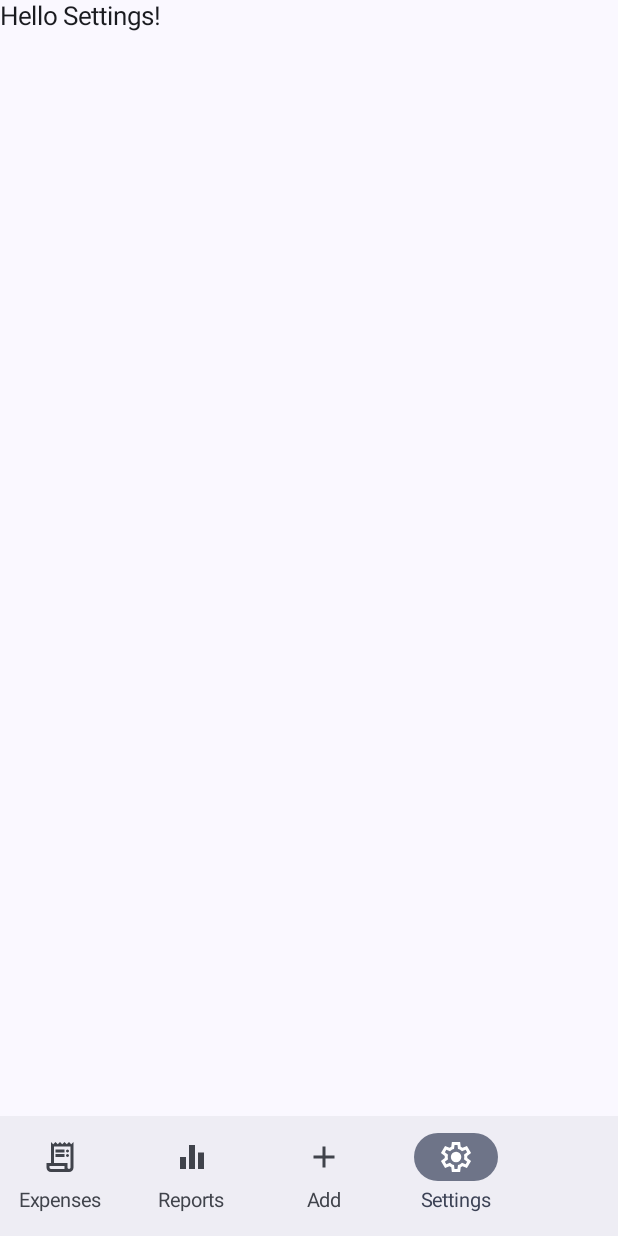
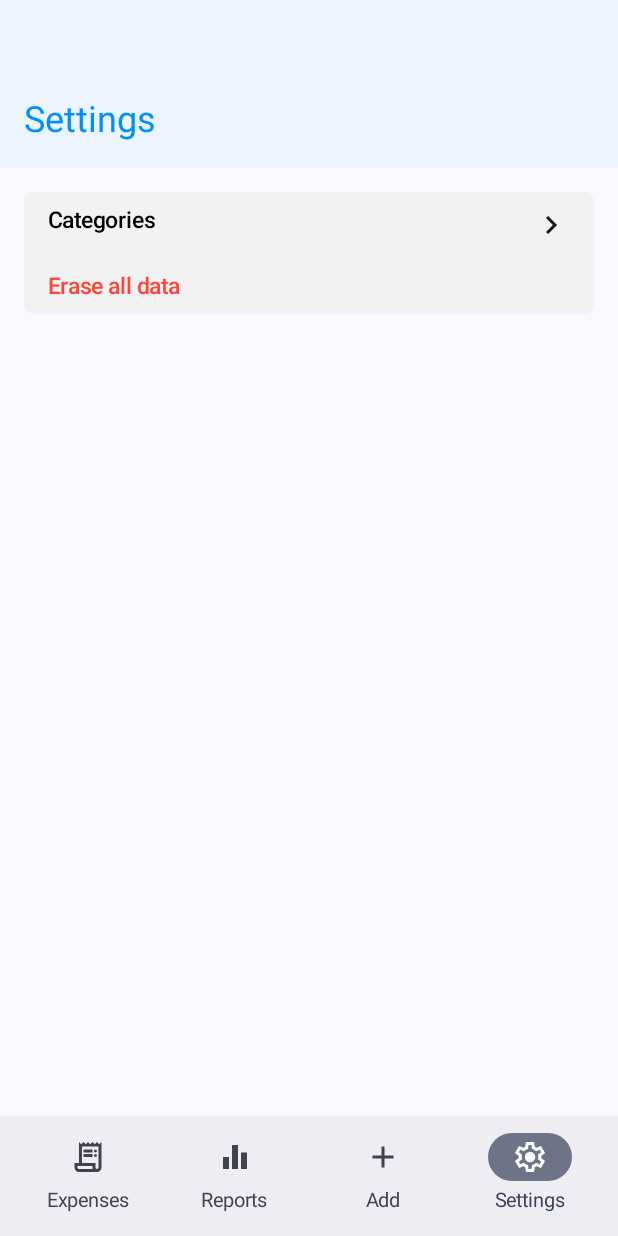
Before and after one commit to marutgb/CashFlow, an Android app built with Jetpack Compose: the screen it shows after launch (MainActivity), item 4 of the bottom bar chosen, on a phone screen of 412 x 824 dp. Run offline under Robolectric (Android 15) with nearby library versions, the phone set to English and light mode, and no system bars.

Commit message:
minor skeleton changes + started Settings screen

```diff
--- a/app/src/main/java/com/mgalexandrescu/cashflow/MainActivity.kt
+++ b/app/src/main/java/com/mgalexandrescu/cashflow/MainActivity.kt
@@ -5,7 +5,10 @@ import androidx.activity.ComponentActivity
 import androidx.activity.compose.setContent
 import androidx.activity.enableEdgeToEdge
 import androidx.compose.foundation.layout.fillMaxSize
+import androidx.compose.foundation.layout.fillMaxWidth
 import androidx.compose.foundation.layout.padding
+import androidx.compose.foundation.layout.Row
+import androidx.compose.foundation.layout.Arrangement
 import androidx.compose.material.icons.Icons
 import androidx.compose.material3.Icon
 import androidx.compose.material3.MaterialTheme
@@ -14,6 +17,7 @@ import androidx.compose.material3.NavigationRailItem
 import androidx.compose.material3.Scaffold
 import androidx.compose.material3.Surface
 import androidx.compose.material3.Text
+import androidx.compose.material3.TopAppBar
 import androidx.compose.runtime.Composable
 import androidx.compose.ui.Modifier
 import androidx.compose.ui.res.painterResource
@@ -22,6 +26,8 @@ import androidx.navigation.compose.NavHost
 import androidx.navigation.compose.composable
 import androidx.navigation.compose.currentBackStackEntryAsState
 import androidx.navigation.compose.rememberNavController
+import com.mgalexandrescu.cashflow.pages.Expenses
+import com.mgalexandrescu.cashflow.pages.Settings
 import com.mgalexandrescu.cashflow.ui.theme.CashFlowTheme
 
 class MainActivity : ComponentActivity() {
@@ -32,8 +38,13 @@ class MainActivity : ComponentActivity() {
                 val navController = rememberNavController()
                 val backStackEntry = navController.currentBackStackEntryAsState()
                 Scaffold(
+
                     bottomBar = {
                         NavigationBar {
+                            Row(
+                                modifier = Modifier.fillMaxWidth(),
+                                horizontalArrangement = Arrangement.SpaceEvenly
+                            ) {
                                 NavigationRailItem(
                                     selected = backStackEntry.value?.destination?.route == "expenses",
                                     onClick = { navController.navigate("expenses") },
@@ -67,6 +78,7 @@ class MainActivity : ComponentActivity() {
                                         contentDescription = "settings"
                                     ) })
                             }
+                        }
                     },
                     content = { innerPadding ->
                         NavHost(navController = navController, startDestination = "expenses") {
@@ -76,7 +88,7 @@ class MainActivity : ComponentActivity() {
                                         .fillMaxSize()
                                         .padding(innerPadding)
                                 }
-                                Greeting(name = "Expenses")
+                                Expenses(navController, name = "Expenses")
                             }
                             composable("reports"){
                                 Surface {
@@ -100,7 +112,15 @@ class MainActivity : ComponentActivity() {
                                         .fillMaxSize()
                                         .padding(innerPadding)
                                 }
-                                Greeting(name = "Settings")
+                                Settings(navController,name = "Settings")
+                            }
+                            composable("settings/categorie"){
+                                Surface {
+                                    var modifier = Modifier
+                                        .fillMaxSize()
+                                        .padding(innerPadding)
+                                }
+                                Greeting(name = "Categories")
                             }
                         }
                     }
--- /dev/null
+++ b/app/src/main/java/com/mgalexandrescu/cashflow/components/TableRow.kt
@@ -0,0 +1,34 @@
+package com.mgalexandrescu.cashflow.components
+
+import android.graphics.drawable.Icon
+import androidx.compose.foundation.layout.Arrangement
+import androidx.compose.foundation.layout.Row
+import androidx.compose.foundation.layout.Spacer
+import androidx.compose.foundation.layout.fillMaxWidth
+import androidx.compose.foundation.layout.padding
+import androidx.compose.material3.Icon
+import androidx.compose.material3.Text
+import androidx.compose.runtime.Composable
+import androidx.compose.ui.Modifier
+import androidx.compose.ui.res.painterResource
+import androidx.compose.ui.unit.dp
+import com.mgalexandrescu.cashflow.R
+import com.mgalexandrescu.cashflow.ui.theme.Destructive
+import com.mgalexandrescu.cashflow.ui.theme.TextPrimary
+import com.mgalexandrescu.cashflow.ui.theme.Typography
+
+@Composable
+fun TableRow(label: String, hasArrow: Boolean = false, isDestructive: Boolean = false) {
+    val textColor = if (isDestructive == true) Destructive else TextPrimary
+    Row(modifier = Modifier.fillMaxWidth().padding(horizontal = 16.dp, vertical = 10.dp), horizontalArrangement = Arrangement.SpaceBetween) {
+        Text(
+            text = label, style = Typography.bodyMedium, color = textColor
+        )
+        if (hasArrow) {
+            Icon(
+                painterResource(id = R.drawable.arrowright),
+                contentDescription = "Right arrow"
+            )
+        }
+    }
+}
--- /dev/null
+++ b/app/src/main/java/com/mgalexandrescu/cashflow/pages/Expenses.kt
@@ -0,0 +1,27 @@
+package com.mgalexandrescu.cashflow.pages
+
+import androidx.compose.foundation.layout.Column
+import androidx.compose.foundation.layout.padding
+import androidx.compose.material3.*
+import androidx.compose.runtime.Composable
+import androidx.compose.ui.Modifier
+import androidx.navigation.NavController
+import com.mgalexandrescu.cashflow.ui.theme.*
+
+@OptIn(ExperimentalMaterial3Api::class)
+@Composable
+fun Expenses(navController: NavController, name: String) {
+    Scaffold (
+        topBar={
+            MediumTopAppBar(title = { Text("Expenses")}, colors = TopAppBarDefaults.mediumTopAppBarColors(
+                titleContentColor = Primary,
+                containerColor = TopBarBackground
+            ))
+        },
+        content = {innerPadding ->
+            Column(modifier = Modifier.padding(innerPadding)){
+                Text(text = "This is the $name page!")
+            }
+        }
+    )
+}
--- /dev/null
+++ b/app/src/main/java/com/mgalexandrescu/cashflow/pages/Settings.kt
@@ -0,0 +1,44 @@
+package com.mgalexandrescu.cashflow.pages
+
+import androidx.compose.foundation.background
+import androidx.compose.foundation.border
+import androidx.compose.foundation.layout.Column
+import androidx.compose.foundation.layout.fillMaxWidth
+import androidx.compose.foundation.layout.padding
+import androidx.compose.material3.ExperimentalMaterial3Api
+import androidx.compose.material3.MediumTopAppBar
+import androidx.compose.material3.Scaffold
+import androidx.compose.material3.Text
+import androidx.compose.material3.TopAppBarDefaults
+import androidx.compose.runtime.Composable
+import androidx.compose.ui.Modifier
+import androidx.compose.ui.draw.clip
+import androidx.compose.ui.text.font.FontVariation
+import androidx.compose.ui.unit.dp
+import androidx.navigation.NavController
+import com.mgalexandrescu.cashflow.components.TableRow
+import com.mgalexandrescu.cashflow.ui.theme.BackgroundElevated
+import com.mgalexandrescu.cashflow.ui.theme.Primary
+import com.mgalexandrescu.cashflow.ui.theme.Shapes
+import com.mgalexandrescu.cashflow.ui.theme.TopBarBackground
+
+@OptIn(ExperimentalMaterial3Api::class)
+@Composable
+fun Settings(navController: NavController, name: String){
+    Scaffold (
+        topBar={
+            MediumTopAppBar(title = { Text("Settings") }, colors = TopAppBarDefaults.mediumTopAppBarColors(
+                titleContentColor = Primary,
+                containerColor = TopBarBackground
+                ))
+        },
+        content = {innerPadding ->
+            Column(modifier = Modifier.padding(innerPadding)){
+                Column(modifier = Modifier.padding(16.dp).fillMaxWidth().clip(Shapes.medium).background(BackgroundElevated)) {
+                    TableRow("Categories", hasArrow = true)
+                    TableRow("Erase all data", isDestructive = true)
+                }
+            }
+        }
+    )
+}
--- a/app/src/main/java/com/mgalexandrescu/cashflow/ui/theme/Color.kt
+++ b/app/src/main/java/com/mgalexandrescu/cashflow/ui/theme/Color.kt
@@ -6,11 +6,7 @@ val PrimaryHover = Color(0xFF0080E4)
 val Destructive = Color(0xFFFF453A)
 val TextSecondary = Color(0xFF727272)
 val Divider = Color(0x20008FFF)
-///Light
-val TextPrimary = Color.Black
-val Background = Color.White
 val BackgroundElevated = Color(0xFFF2F2F2)
-///Dark
-val TextPrimaryDark= Color.White
-val BackgroundDark = Color.Black
-val BackgroundElevatedDark = Color(0xFF424242)
+val TopBarBackground = Color(0x5ED4ECFF)
+val TextPrimary= Color.Black
+val Background= Color.White
--- a/app/src/main/java/com/mgalexandrescu/cashflow/ui/theme/Shape.kt
+++ b/app/src/main/java/com/mgalexandrescu/cashflow/ui/theme/Shape.kt
@@ -6,7 +6,6 @@ import androidx.compose.foundation.isSystemInDarkTheme
 import androidx.compose.foundation.shape.RoundedCornerShape
 import androidx.compose.material3.MaterialTheme
 import androidx.compose.material3.Shapes
-import androidx.compose.material3.darkColorScheme
 import androidx.compose.material3.dynamicDarkColorScheme
 import androidx.compose.material3.dynamicLightColorScheme
 import androidx.compose.material3.lightColorScheme
--- a/app/src/main/java/com/mgalexandrescu/cashflow/ui/theme/Theme.kt
+++ b/app/src/main/java/com/mgalexandrescu/cashflow/ui/theme/Theme.kt
@@ -13,17 +13,17 @@ import androidx.compose.ui.platform.LocalContext
 private val DarkColorScheme = darkColorScheme(
     primary = Primary,
     onPrimary = TextPrimary,
-    background = BackgroundDark,
+    background = Background,
     error = Destructive,
     onError = TextPrimary
 )
 
 private val LightColorScheme = lightColorScheme(
     primary = Primary,
-    onPrimary = TextPrimaryDark,
+    onPrimary = TextPrimary,
     background = Background,
     error = Destructive,
-    onError = TextPrimaryDark
+    onError = TextPrimary
 )
 
 @Composable
@@ -36,10 +36,10 @@ fun CashFlowTheme(
     val colorScheme = when {
         dynamicColor && Build.VERSION.SDK_INT >= Build.VERSION_CODES.S -> {
             val context = LocalContext.current
-            if (darkTheme) dynamicDarkColorScheme(context) else dynamicLightColorScheme(context)
+            if (darkTheme) dynamicLightColorScheme(context) else dynamicLightColorScheme(context)
         }
 
-        darkTheme -> DarkColorScheme
+        darkTheme -> LightColorScheme
         else -> LightColorScheme
     }
 
--- /dev/null
+++ b/app/src/main/res/drawable/arrowright.xml
@@ -0,0 +1,11 @@
+<vector xmlns:android="http://schemas.android.com/apk/res/android"
+    android:width="24dp"
+    android:height="24dp"
+    android:viewportWidth="960"
+    android:viewportHeight="960"
+    android:tint="@color/black"
+    android:autoMirrored="true">
+  <path
+      android:fillColor="@android:color/white"
+      android:pathData="M504,480L320,296L376,240L616,480L376,720L320,664L504,480Z"/>
+</vector>
```
Lines whose indentation alone changed are shown as unchanged.
